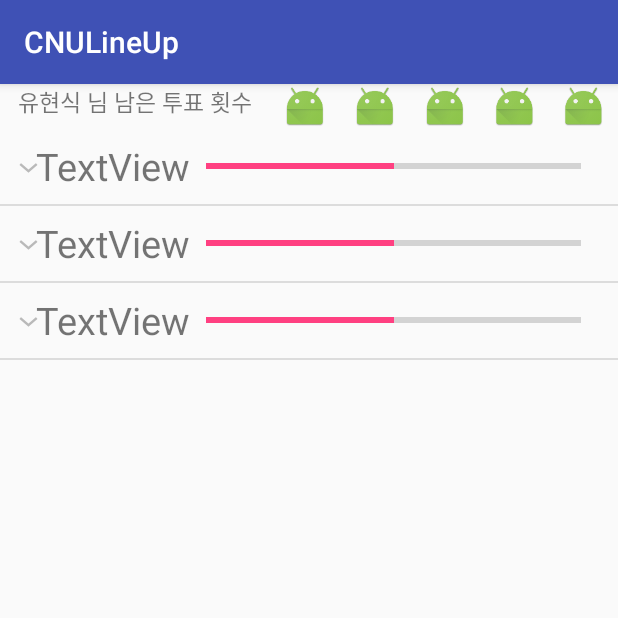
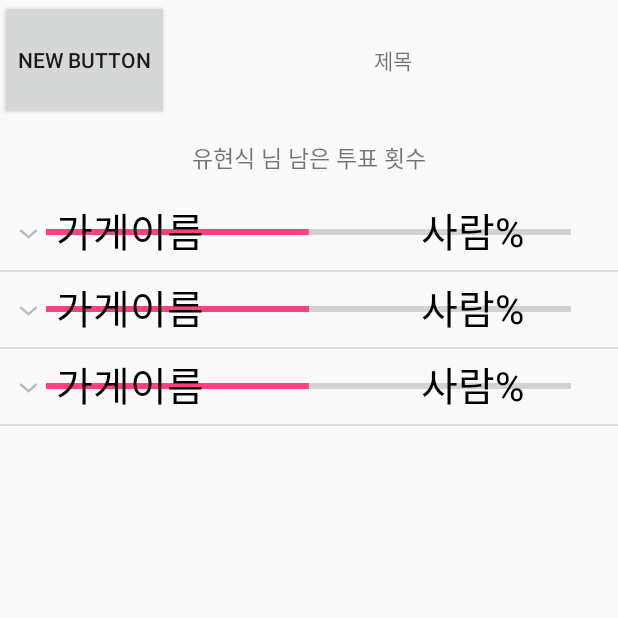
Before and after one commit to Hyunsik-Yoo/jariVim, an Android app: the screen it shows after launch (MainActivity), on a phone screen of 412 x 824 dp, the top half of it. Run offline under Robolectric (Android 15) with nearby library versions, the phone set to English and light mode, and no system bars.

Commit message:
Main layout Relativity_layout으로 변경. TapHost추가중

```diff
--- a/jariVim/app/src/main/java/cnu/lineup/com/cnulineup/MainActivity.java
+++ b/jariVim/app/src/main/java/cnu/lineup/com/cnulineup/MainActivity.java
@@ -1,5 +1,6 @@
 package cnu.lineup.com.cnulineup;
 
+import android.app.Activity;
 import android.support.v7.app.AppCompatActivity;
 import android.os.Bundle;
 import android.widget.Button;
@@ -8,7 +9,7 @@ import android.widget.SeekBar;
 
 import java.util.ArrayList;
 
-public class MainActivity extends AppCompatActivity {
+public class MainActivity extends Activity {
 
     private ExpandListAdapter ExpAdapter;
     private ArrayList<Group> ExpListItems;
@@ -19,7 +20,7 @@ public class MainActivity extends AppCompatActivity {
         super.onCreate(savedInstanceState);
         setContentView(R.layout.activity_main);
 
-        ExpandList = (ExpandableListView) findViewById(R.id.list);
+        ExpandList = (ExpandableListView) findViewById(R.id.list_main);
         ExpListItems = setItems();
         ExpAdapter = new ExpandListAdapter(MainActivity.this, ExpListItems);
         ExpandList.setAdapter(ExpAdapter);
@@ -30,6 +31,7 @@ public class MainActivity extends AppCompatActivity {
     public void onWindowFocusChanged(boolean hasFocus) {
         super.onWindowFocusChanged(hasFocus);
         ExpandList.setIndicatorBounds(ExpandList.getRight()-40,ExpandList.getWidth());
+
     }
 
     public ArrayList<Group> setItems() {
--- a/jariVim/app/src/main/java/cnu/lineup/com/cnulineup/TextProgressBar.java
+++ b/jariVim/app/src/main/java/cnu/lineup/com/cnulineup/TextProgressBar.java
@@ -1,7 +1,6 @@
 package cnu.lineup.com.cnulineup;
 
 import android.content.Context;
-import android.graphics.Bitmap;
 import android.graphics.Canvas;
 import android.graphics.Color;
 import android.graphics.Paint;
@@ -13,47 +12,79 @@ import android.widget.ProgressBar;
  * Created by dbgus on 2016-07-27.
  */
 public class TextProgressBar extends ProgressBar{
-    private String text;
-    private Paint textPaint;
+    private String text_Subject;
+    private String text_Peoloe;
+    private Paint paint_Subject;
+    private Paint paint_People;
+
 
     public TextProgressBar(Context context){
         super(context);
-        text = "가게이름";
-        textPaint = new Paint();
-        textPaint.setColor(Color.BLACK);
+        text_Subject = "가게이름";
+        paint_Subject = new Paint();
+        paint_Subject.setColor(Color.BLACK);
+        paint_Subject.setTextSize(40);
+
+        text_Peoloe = "사람%";
+        paint_People = new Paint();
+        paint_People.setColor(Color.BLACK);
+        paint_People.setTextSize(40);
+
     }
 
     public TextProgressBar(Context context, AttributeSet attrs){
         super(context,attrs);
-        text = "가게이름";
-        textPaint = new Paint();
-        textPaint.setColor(Color.BLACK);
+        text_Subject = "가게이름";
+        paint_Subject = new Paint();
+        paint_Subject.setColor(Color.BLACK);
+        paint_Subject.setTextSize(40);
+
+        text_Peoloe = "사람%";
+        paint_People = new Paint();
+        paint_People.setColor(Color.BLACK);
+        paint_People.setTextSize(40);
     }
 
     public TextProgressBar(Context context, AttributeSet attrs, int defStyle) {
         super(context, attrs, defStyle);
-        text = "가게이름";
-        textPaint = new Paint();
-        textPaint.setColor(Color.BLACK);
+        text_Subject = "가게이름";
+        paint_Subject = new Paint();
+        paint_Subject.setColor(Color.BLACK);
+        paint_Subject.setTextSize(40);
+
+        text_Peoloe = "사람%";
+        paint_People = new Paint();
+        paint_People.setColor(Color.BLACK);
+        paint_People.setTextSize(40);
     }
 
     @Override
     protected synchronized void onDraw(Canvas canvas) {
         super.onDraw(canvas);
-        Rect bounds = new Rect();
-        textPaint.getTextBounds(text,0,text.length(),bounds);
-        int x = getWidth() / 2 - bounds.centerX();
-        int y = getHeight() / 2 - bounds.centerY();
-        canvas.drawText(text, x, y, textPaint);
+
+        //가게이름 텍스트 그리기
+        Rect rect_Subject = new Rect();
+        paint_Subject.getTextBounds(text_Subject,0, text_Subject.length(), rect_Subject);
+        int x = canvas.getClipBounds().left+10;
+        int y = getHeight() / 2 - rect_Subject.centerY();
+        canvas.drawText(text_Subject, x, y, paint_Subject);
+
+        //사람% 텍스트 그리기
+        Rect rect_People = new Rect();
+        paint_People.getTextBounds(text_Peoloe, 0, text_Peoloe.length(), rect_People);
+        x = canvas.getClipBounds().right-150;
+        y = getHeight() / 2 - rect_People.centerY();
+        canvas.drawText(text_Peoloe, x, y, paint_People);
+
     }
 
     public synchronized void setText(String text) {
-        this.text = text;
+        this.text_Subject = text;
         drawableStateChanged();
     }
 
     public void setTextColor(int color) {
-        textPaint.setColor(color);
+        paint_Subject.setColor(color);
         drawableStateChanged();
     }
 }
--- a/jariVim/app/src/main/res/layout/activity_main.xml
+++ b/jariVim/app/src/main/res/layout/activity_main.xml
@@ -1,60 +1,99 @@
 <?xml version="1.0" encoding="utf-8"?>
-    <LinearLayout
+    <RelativeLayout
         xmlns:android="http://schemas.android.com/apk/res/android"
-        xmlns:app="http://schemas.android.com/apk/res-auto"
         xmlns:tools="http://schemas.android.com/tools"
-        android:orientation="vertical"
         android:layout_width="match_parent"
         android:layout_height="match_parent"
         tools:context="cnu.lineup.com.cnulineup.MainActivity">
 
+
         <LinearLayout
+            android:id="@+id/layout_header"
+            android:gravity="center"
+            android:orientation="horizontal"
             android:layout_width="match_parent"
-            android:layout_height="30dp">
+            android:layout_alignParentBottom="false"
+            android:layout_height="80dp"
+            android:layout_alignParentTop="true">
+
+            <Button
+                android:layout_width="wrap_content"
+                android:layout_height="match_parent"
+                android:text="New Button"
+                android:id="@+id/button" />
 
             <TextView
+                android:layout_width="match_parent"
+                android:layout_height="match_parent"
+                android:text="제목"
+                android:gravity="center"
+                android:id="@+id/button2" />
+        </LinearLayout>
+
+        <LinearLayout
+            android:id="@+id/layout_infomation"
+            android:layout_width="match_parent"
+            android:layout_height="50dp"
+            android:gravity="center"
+            android:layout_below="@id/layout_header"
+            >
+
+            <TextView
+                android:gravity="center"
                 android:text="유현식 님 남은 투표 횟수"
                 android:textAlignment="center"
                 android:textSize="15dp"
                 android:layout_width="180dp"
                 android:layout_height="match_parent"
-                android:id="@+id/textView"
                  />
-
-            <ImageView
-                android:layout_width="match_parent"
-                android:layout_height="match_parent"
-                app:srcCompat="@mipmap/ic_launcher"
-                android:layout_weight="1" />
-
-            <ImageView
-                android:layout_width="match_parent"
-                android:layout_height="match_parent"
-                app:srcCompat="@mipmap/ic_launcher"
-                android:layout_weight="1" />
-
-            <ImageView
-                android:layout_width="match_parent"
-                android:layout_height="match_parent"
-                app:srcCompat="@mipmap/ic_launcher"
-                android:layout_weight="1" />
-
-            <ImageView
-                android:layout_width="match_parent"
-                android:layout_height="match_parent"
-                app:srcCompat="@mipmap/ic_launcher"
-                android:layout_weight="1" />
-
-            <ImageView
-                android:layout_width="match_parent"
-                android:layout_height="match_parent"
-                app:srcCompat="@mipmap/ic_launcher"
-                android:layout_weight="1" />
-
         </LinearLayout>
 
         <ExpandableListView
             android:layout_width="match_parent"
             android:layout_height="match_parent"
-            android:id="@+id/list" />
-    </LinearLayout>
+            android:id="@+id/list_main"
+            android:layout_below="@id/layout_infomation"
+            android:layout_above="@id/footer"/>
+
+    <TabHost
+        android:layout_width="match_parent"
+        android:layout_height="wrap_content"
+        android:layout_alignParentBottom="true"
+        android:id="@+id/footer">
+
+        <LinearLayout
+            android:layout_width="match_parent"
+            android:layout_height="match_parent"
+            android:orientation="vertical">
+
+            <TabWidget
+                android:id="@android:id/tabs"
+                android:layout_width="match_parent"
+                android:layout_height="wrap_content"></TabWidget>
+
+            <FrameLayout
+                android:id="@android:id/tabcontent"
+                android:layout_width="match_parent"
+                android:layout_height="match_parent">
+
+                <LinearLayout
+                    android:id="@+id/linearLayout"
+                    android:layout_width="match_parent"
+                    android:layout_height="match_parent"
+                    android:orientation="vertical"></LinearLayout>
+
+                <LinearLayout
+                    android:id="@+id/linearLayout2"
+                    android:layout_width="match_parent"
+                    android:layout_height="match_parent"
+                    android:orientation="vertical"></LinearLayout>
+
+                <LinearLayout
+                    android:id="@+id/linearLayout3"
+                    android:layout_width="match_parent"
+                    android:layout_height="match_parent"
+                    android:orientation="vertical"></LinearLayout>
+            </FrameLayout>
+        </LinearLayout>
+    </TabHost>
+</RelativeLayout>
--- a/jariVim/app/src/main/res/layout/group_item.xml
+++ b/jariVim/app/src/main/res/layout/group_item.xml
@@ -4,8 +4,21 @@
     android:gravity="center"
     android:id="@+id/group_layout"
     android:layout_width="match_parent"
-    android:layout_height="match_parent">
+    android:layout_height="match_parent"
+    >
 
+
+
+    <cnu.lineup.com.cnulineup.TextProgressBar
+        style="?android:attr/progressBarStyleHorizontal"
+        android:gravity="center"
+        android:layout_width="350dp"
+        android:layout_height="50dp"
+        android:max="100"
+        android:progress="50"
+        />
+
+    <!--
     <TextView
         android:text="TextView"
         android:textSize="25dp"
@@ -22,5 +35,6 @@
         android:layout_height="50dp"
         android:max="100"
         android:progress="50" />
+    -->
 
 </LinearLayout>
```
